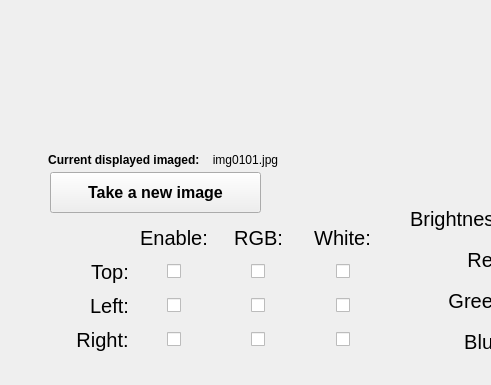
The window that form.ui (mblui/RaspberryFiles) describes before a commit, drawn with Qt 5; both pictures show x 0 to 491 and y 198 to 583 of the 827 by 583 pixel window.
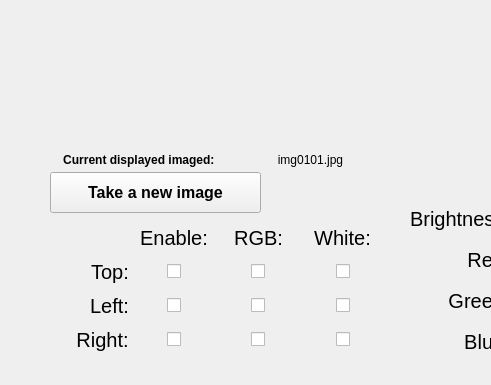
The same window after the commit. Icons and pictures are not drawn.

Patch:
```diff
--- a/form.ui
+++ b/form.ui
@@ -95,9 +95,9 @@
   <widget class="QLabel" name="num_img">
    <property name="geometry">
     <rect>
-     <x>200</x>
+     <x>250</x>
      <y>350</y>
-     <width>91</width>
+     <width>121</width>
      <height>16</height>
     </rect>
    </property>
@@ -116,7 +116,7 @@
     <rect>
      <x>40</x>
      <y>350</y>
-     <width>171</width>
+     <width>201</width>
      <height>16</height>
     </rect>
    </property>
```
